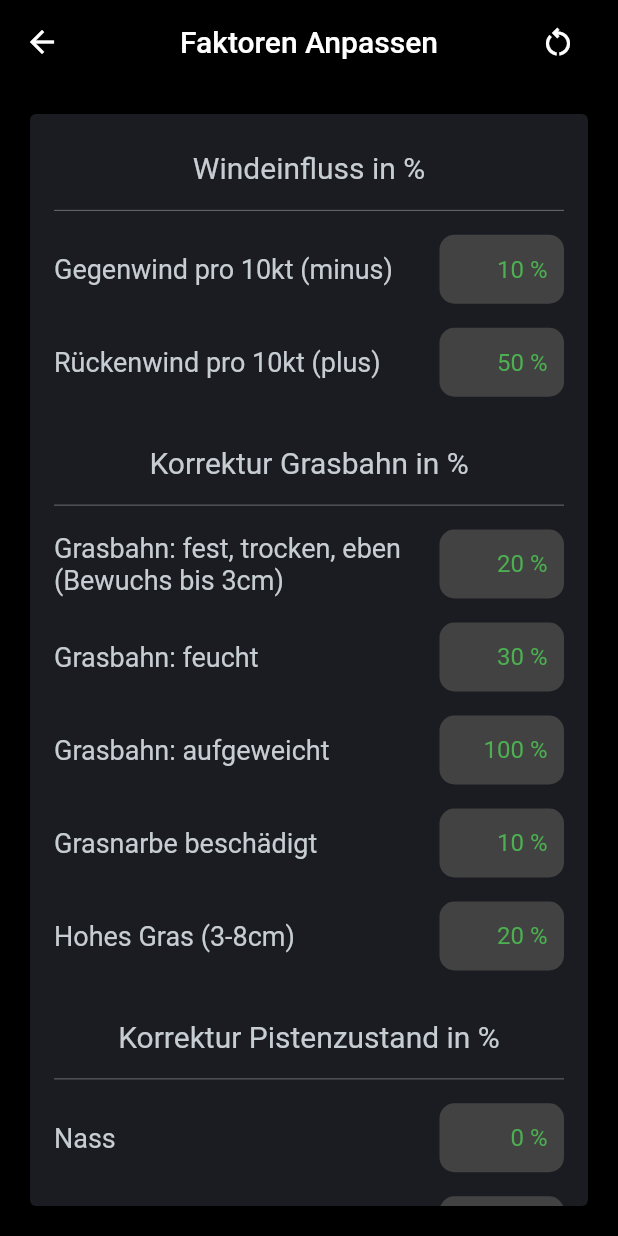
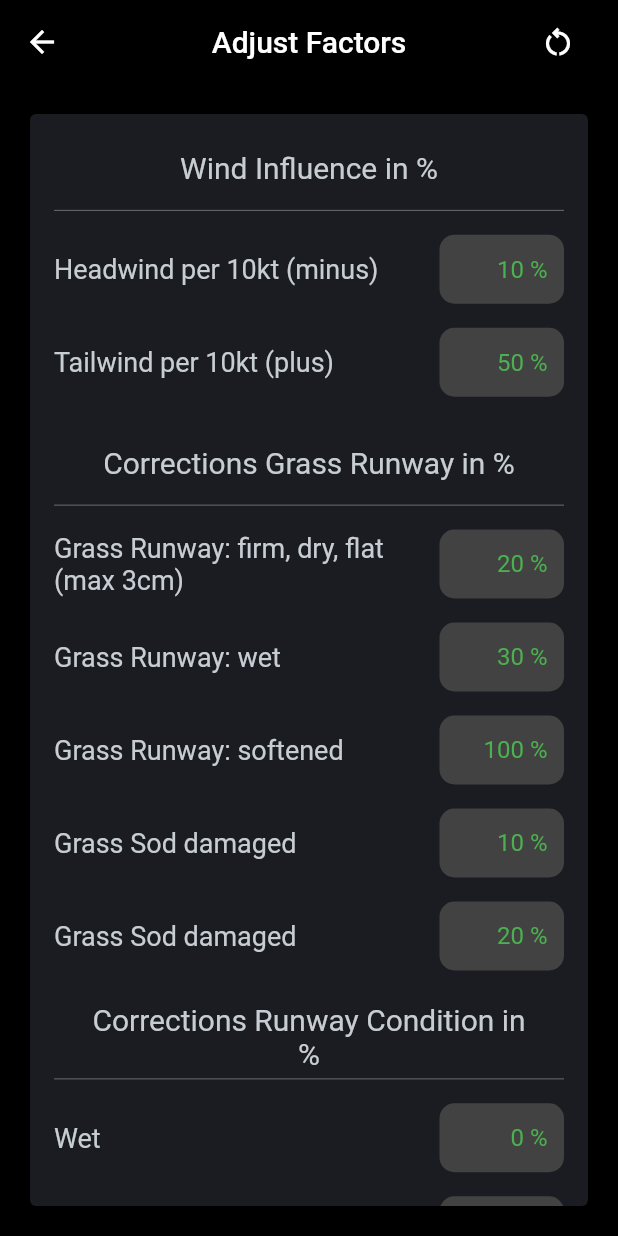
Before and after one commit to FrenchTacoDev/ultra_light_performance_tool, a Flutter app: the FactorAdjustPanel screen opened directly, on a phone screen of 412 x 824 dp. Run offline on Flutter 3.47's test engine with Material 2 defaults, Android fonts, the phone set to English and light mode, and no system bars; our stand-ins replace flutter_bloc, sqflite, sqflite_common_ffi; accounts and stored records are empty.

Commit message:
Localization
- Added localization for AirportManagePanel
- Added localization for Settings
- Added localization for FactorAdjustPanel

```diff
--- a/lib/src/aircraft/list/aircraft_select_panel.dart
+++ b/lib/src/aircraft/list/aircraft_select_panel.dart
@@ -30,7 +30,7 @@ class AircraftSelectPanel extends StatelessWidget {
             builder: (context, snapshot) {
 
               if(snapshot.hasError) return _ErrorScreen(error: snapshot.error!,);
-              if(snapshot.hasData == false) return _ErrorScreen(error: Localizer.of(context).acSelectError);
+              if(snapshot.hasData == false) return _ErrorScreen(error: Localizer.of(context).acSelectNotFound);
 
               return Column(
                 children: [
--- a/lib/src/airports/list/BLoC/airport_manage_bloc.dart
+++ b/lib/src/airports/list/BLoC/airport_manage_bloc.dart
@@ -2,6 +2,7 @@ import 'package:flutter/material.dart';
 import 'package:flutter_bloc/flutter_bloc.dart';
 import 'package:ultra_light_performance_tool/src/airports/add%20airport/add_airport_page.dart';
 import 'package:ultra_light_performance_tool/src/airports/airports.dart';
+import 'package:ultra_light_performance_tool/src/core/core.dart';
 import 'package:ultra_light_performance_tool/src/shared%20widgets/ulpt_confirmation.dart';
 
 class AirportManageState{
@@ -49,8 +50,8 @@ class AirportManageCubit extends Cubit<AirportManageState>{
 
     var res = await ULPTConfirmation.show(
       context: context,
-      title: const Text(
-          "Flugplatz wiklich löschen?",
+      title: Text(
+          Localizer.of(context).apManageDeleteConfirm,
           textAlign: TextAlign.center
       ),
     );
--- a/lib/src/airports/list/airport_manage_panel.dart
+++ b/lib/src/airports/list/airport_manage_panel.dart
@@ -20,14 +20,14 @@ class AirportManagePanel extends StatelessWidget {
           builder: (context, state) => Scaffold(
             appBar: AppBar(
               centerTitle: true,
-              title: const Text("Flugplätze Verwalten"),
+              title: Text(Localizer.of(context).menuAirports),
             ),
             body: FutureBuilder<List<Airport>>(
               future: appCubit.airportManager.getAirports(),
               builder: (context, snapshot) {
 
                 if(snapshot.hasError) return _ErrorScreen(error: snapshot.error!,);
-                if(snapshot.hasData == false) return const _ErrorScreen(error: "No Airports found!");
+                if(snapshot.hasData == false) return _ErrorScreen(error: Localizer.of(context).apManageNotFound);
 
                 return Column(
                   children: [
--- a/lib/src/core/settings/settings.dart
+++ b/lib/src/core/settings/settings.dart
@@ -67,14 +67,14 @@ class SettingsPanel extends StatelessWidget {
               return Scaffold(
                   appBar: AppBar(
                     centerTitle: true,
-                    title: const Text("Einstellungen"),
+                    title: Text(Localizer.of(context).menuSettings),
                   ),
                   body: SingleChildScrollView(
                     child: Column(
                       children: [
                         ListTile(
-                          title: const Text("Faktoren Anpassen"),
-                          subtitle: const Text("Passen Sie die Faktoren für die Performance-Berechnung an."),
+                          title: Text(Localizer.of(context).facAdjustTitle),
+                          subtitle: Text(Localizer.of(context).facAdjustSubTitle),
                           onTap: () => context.read<_SettingsPanelCubit>().setCorrections(context: context),
                         ),
                         //Divider(color: Colors.white.withOpacity(0.35), height: 0.5),
@@ -103,7 +103,8 @@ class _SettingsPanelState{
 }
 
 class _SettingsPanelCubit extends Cubit<_SettingsPanelState>{
-  _SettingsPanelCubit({required this.appCubit, Settings? settings}) : super(_SettingsPanelState.initial(settings: settings ?? Settings()));
+  _SettingsPanelCubit({required this.appCubit, Settings? settings}) :
+        super(_SettingsPanelState.initial(settings: settings ?? Settings()));
 
   ApplicationCubit appCubit;
 
--- a/lib/src/core/settings/widgets/factor_adjust.dart
+++ b/lib/src/core/settings/widgets/factor_adjust.dart
@@ -2,6 +2,7 @@ import 'dart:io';
 
 import 'package:flutter/material.dart';
 import 'package:flutter_bloc/flutter_bloc.dart';
+import 'package:ultra_light_performance_tool/src/core/core.dart';
 import 'package:ultra_light_performance_tool/src/performance%20calculation/calculations.dart';
 import 'factor_adjust_field.dart';
 
@@ -29,7 +30,7 @@ class FactorAdjustPanel extends StatelessWidget {
                     Padding(
                       padding: const EdgeInsets.symmetric(horizontal: 16),
                       child: Tooltip(
-                        message: "Zurücksetzen",
+                        message: Localizer.of(context).reset,
                         child: IconButton(
                             onPressed: () => context.read<FactorAdjustCubit>().reset(),
                             icon: const Icon(Icons.restart_alt_outlined),
@@ -37,7 +38,7 @@ class FactorAdjustPanel extends StatelessWidget {
                       ),
                     ),
                   ],
-                  title: const Text("Faktoren Anpassen"),
+                  title: Text(Localizer.of(context).facAdjustTitle),
                 ),
                 body: Padding(
                     padding: Platform.isIOS ? const EdgeInsets.fromLTRB(16, 16, 16, 24) :
@@ -50,92 +51,92 @@ class FactorAdjustPanel extends StatelessWidget {
                             padding: const EdgeInsets.symmetric(vertical: 8, horizontal: 16),
                             child: Column(
                               children: [
-                                const ListTile(
-                                  title: Text("Windeinfluss in %", textAlign: TextAlign.center),
+                                ListTile(
+                                  title: Text(Localizer.of(context).faWindTitle, textAlign: TextAlign.center),
                                   titleAlignment: ListTileTitleAlignment.center,
                                 ),
                                 Divider(color: Colors.white.withOpacity(0.35), height: 0.5),
                                 const SizedBox(height: 16),
                                 FactorAdjustField(
-                                  message: "Gegenwind pro 10kt (minus)",
+                                  message: Localizer.of(context).faHw,
                                   value: ((state.corrections.headWindFactor - 1) * 100).round(),
                                   onFactorSet: (value) => context.read<FactorAdjustCubit>().adjustHeadwindFactor(factor: value),
                                 ),
                                 const SizedBox(height: 16),
                                 FactorAdjustField(
-                                  message: "Rückenwind pro 10kt (plus)",
+                                  message: Localizer.of(context).faTw,
                                   value: ((state.corrections.tailWindFactor - 1) * 100).round(),
                                   onFactorSet: (value) => context.read<FactorAdjustCubit>().adjustTailwindFactor(factor: value),
                                 ),
                                 const SizedBox(height: 16),
-                                const ListTile(
-                                  title: Text("Korrektur Grasbahn in %", textAlign: TextAlign.center),
+                                ListTile(
+                                  title: Text(Localizer.of(context).faGrassTitle, textAlign: TextAlign.center),
                                   titleAlignment: ListTileTitleAlignment.center,
                                 ),
                                 Divider(color: Colors.white.withOpacity(0.35), height: 0.5),
                                 const SizedBox(height: 16),
                                 FactorAdjustField(
-                                  message: "Grasbahn: fest, trocken, eben (Bewuchs bis 3cm)",
+                                  message: Localizer.of(context).faGrassFirm,
                                   value: ((state.corrections.grassFactorFirm - 1) * 100).round(),
                                   onFactorSet: (value) => context.read<FactorAdjustCubit>().adjustGrassFirmFactor(factor: value),
                                 ),
                                 const SizedBox(height: 16),
                                 FactorAdjustField(
-                                  message: "Grasbahn: feucht",
+                                  message: Localizer.of(context).faGrassWet,
                                   value: ((state.corrections.grassFactorWet - 1) * 100).round(),
                                   onFactorSet: (value) => context.read<FactorAdjustCubit>().adjustGrassWetFactor(factor: value),
                                 ),
                                 const SizedBox(height: 16),
                                 FactorAdjustField(
-                                  message: "Grasbahn: aufgeweicht",
+                                  message: Localizer.of(context).faGrassSoftened,
                                   value: ((state.corrections.grassFactorSoftened - 1) * 100).round(),
                                   onFactorSet: (value) => context.read<FactorAdjustCubit>().adjustGrassSoftenedFactor(factor: value),
                                 ),
                                 const SizedBox(height: 16),
                                 FactorAdjustField(
-                                  message: "Grasnarbe beschädigt",
+                                  message: Localizer.of(context).faGrassSodDamaged,
                                   value: ((state.corrections.sodDamagedFactor - 1) * 100).round(),
                                   onFactorSet: (value) => context.read<FactorAdjustCubit>().adjustSodDamagedFactor(factor: value),
                                 ),
                                 const SizedBox(height: 16),
                                 FactorAdjustField(
-                                  message: "Hohes Gras (3-8cm)",
+                                  message: Localizer.of(context).faGrassSodDamaged,
                                   value: ((state.corrections.highGrassFactor - 1) * 100).round(),
                                   onFactorSet: (value) => context.read<FactorAdjustCubit>().adjustHighGrassFactor(factor: value),
                                 ),
                                 const SizedBox(height: 16),
-                                const ListTile(
-                                  title: Text("Korrektur Pistenzustand in %", textAlign: TextAlign.center),
+                                ListTile(
+                                  title: Text(Localizer.of(context).faConditionTitle, textAlign: TextAlign.center),
                                   titleAlignment: ListTileTitleAlignment.center,
                                 ),
                                 Divider(color: Colors.white.withOpacity(0.35), height: 0.5),
                                 const SizedBox(height: 16),
                                 FactorAdjustField(
-                                  message: "Nass",
+                                  message: Localizer.of(context).faConWet,
                                   value: ((state.corrections.conditionFactorWet - 1) * 100).round(),
                                   onFactorSet: (value) => context.read<FactorAdjustCubit>().adjustWetFactor(factor: value),
                                 ),
                                 const SizedBox(height: 16),
                                 FactorAdjustField(
-                                  message: "Stehendes Wasser",
+                                  message: Localizer.of(context).faConStandWater,
                                   value: ((state.corrections.conditionFactorStandingWater - 1) * 100).round(),
                                   onFactorSet: (value) => context.read<FactorAdjustCubit>().adjustStandingWaterFactor(factor: value),
                                 ),
                                 const SizedBox(height: 16),
                                 FactorAdjustField(
-                                  message: "Schneematsch (max 1cm)",
+                                  message: Localizer.of(context).faConSlush,
                                   value: ((state.corrections.conditionFactorSlush - 1) * 100).round(),
                                   onFactorSet: (value) => context.read<FactorAdjustCubit>().adjustSlushFactor(factor: value),
                                 ),
                                 const SizedBox(height: 16),
                                 FactorAdjustField(
-                                  message: "Normalfeuchter Schnee (max 5cm)",
+                                  message: Localizer.of(context).faConWetSnow,
                                   value: ((state.corrections.conditionFactorWetSnow - 1) * 100).round(),
                                   onFactorSet: (value) => context.read<FactorAdjustCubit>().adjustWetSnowFactor(factor: value),
                                 ),
                                 const SizedBox(height: 16),
                                 FactorAdjustField(
-                                  message: "Pulverschnee (max 8cm)",
+                                  message: Localizer.of(context).faConDrySnow,
                                   value: ((state.corrections.conditionFactorDrySnow - 1) * 100).round(),
                                   onFactorSet: (value) => context.read<FactorAdjustCubit>().adjustDrySnowFactor(factor: value),
                                   isLastInGroup: true,
--- a/lib/src/core/settings/widgets/factor_adjust_field.dart
+++ b/lib/src/core/settings/widgets/factor_adjust_field.dart
@@ -104,7 +104,7 @@ class _FactorAdjustFieldState extends State<FactorAdjustField> {
                 focusNode: focusNode,
                 tec: tec,
                 alignRight: true,
-                hintText: "Faktor in %",
+                hintText: "",
                 inputFormatter: PFInputFormatter(),
                 isOnlyNumbers: true,
                 isLastInFocusGroup: widget.isLastInGroup,
--- a/lib/src/localization/de/de.dart
+++ b/lib/src/localization/de/de.dart
@@ -12,6 +12,8 @@ class DE extends Dictionary{
   String get delete => "Löschen";
   @override
   String get save => "Speichern";
+  @override
+  String get reset => "Zurücksetzen";
   //endregion
   //region Menu
   @override
@@ -23,7 +25,7 @@ class DE extends Dictionary{
   @override
   String get acSelectTitle => "Luftfahrzeug Auswählen";
   @override
-  String get acSelectError => "Kein Luftfahrzeug gefunden!";
+  String get acSelectNotFound => "Kein Luftfahrzeug gefunden!";
   @override
   String acDeleteConfirm(String acName) => "$acName wirklich löschen?";
   //endregion
@@ -37,4 +39,49 @@ class DE extends Dictionary{
   @override
   String get addACTodHint => "Startstrecke auf trockener Bahn";
   //endregion
+  //region Settings
+  //Settings title is same as menuSettings
+  @override
+  String get facAdjustTitle => "Faktoren Anpassen";
+  @override
+  String get facAdjustSubTitle => "Passen Sie die Faktoren für die Performance-Berechnung an.";
+  //endregion
+  //region FacAdjust
+  @override
+  String get faWindTitle => "Windeinfluss in %";
+  @override
+  String get faHw => "Gegenwind pro 10kt (minus)";
+  @override
+  String get faTw => "Rückenwind pro 10kt (plus)";
+  @override
+  String get faGrassTitle => "Korrektur Grasbahn in %";
+  @override
+  String get faGrassFirm => "Grasbahn: fest, trocken, eben (Bewuchs bis 3cm)";
+  @override
+  String get faGrassWet => "Grasbahn: feucht";
+  @override
+  String get faGrassSoftened => "Grasbahn: aufgeweicht";
+  @override
+  String get faGrassSodDamaged => "Grasnarbe beschädigt";
+  @override
+  String get faGrassHigh => "Hohes Gras (3-8cm)";
+  @override
+  String get faConditionTitle => "Korrektur Pistenzustand in %";
+  @override
+  String get faConWet => "Nass";
+  @override
+  String get faConStandWater => "Stehendes Wasser";
+  @override
+  String get faConSlush => "Schneematsch (max 1cm)";
+  @override
+  String get faConWetSnow => "Normalfeuchter Schnee (max 5cm)";
+  @override
+  String get faConDrySnow => "Pulverschnee (max 8cm)";
+  //endregion
+  //region APManage
+  @override
+  String get apManageDeleteConfirm => "Flugplatz wiklich löschen?";
+  @override
+  String get apManageNotFound => "Keine Flugplätze gefunden!";
+  //endregion
 }
--- a/lib/src/localization/default/en.dart
+++ b/lib/src/localization/default/en.dart
@@ -6,15 +6,17 @@ abstract class Dictionary{
   String get edit;
   String get delete;
   String get save;
+  String get reset;
   //endregion
 
   //region Menu
   String get menuAirports;
   String get menuSettings;
+  //endregion
 
   //region AcSelect
   String get acSelectTitle;
-  String get acSelectError;
+  String get acSelectNotFound;
   String acDeleteConfirm(String acName);
   //endregion
 
@@ -23,6 +25,35 @@ abstract class Dictionary{
   String get addACTitleEdit;
   String get addACNameHint;
   String get addACTodHint;
+  //endregion
+
+  //region Settings
+  //Settings title is same as menuSettings
+  String get facAdjustTitle;
+  String get facAdjustSubTitle;
+  //endregion
+
+  //region FacAdjust
+  String get faWindTitle;
+  String get faHw;
+  String get faTw;
+  String get faGrassTitle;
+  String get faGrassFirm;
+  String get faGrassWet;
+  String get faGrassSoftened;
+  String get faGrassSodDamaged;
+  String get faGrassHigh;
+  String get faConditionTitle;
+  String get faConWet;
+  String get faConStandWater;
+  String get faConSlush;
+  String get faConWetSnow;
+  String get faConDrySnow;
+  //endregion
+
+  //region APManage
+  String get apManageDeleteConfirm;
+  String get apManageNotFound;
   //endregion
 }
 
@@ -38,6 +69,8 @@ class EN extends Dictionary{
   String get delete => "Delete";
   @override
   String get save => "Save";
+  @override
+  String get reset => "Reset";
   //endregion
 
   //region Menu
@@ -45,14 +78,14 @@ class EN extends Dictionary{
   String get menuAirports => "Manage Airports";
   @override
   String get menuSettings => "Settings";
-  @override
-  String acDeleteConfirm(String acName) => "Delete aircraft $acName?";
   //endregion
   //region AcSelect
   @override
   String get acSelectTitle => "Select Aircraft";
   @override
-  String get acSelectError => "No Aircraft found!";
+  String get acSelectNotFound => "No Aircraft found!";
+  @override
+  String acDeleteConfirm(String acName) => "Delete aircraft $acName?";
   //endregion
   //region AddAC
   @override
@@ -64,4 +97,49 @@ class EN extends Dictionary{
   @override
   String get addACTodHint => "Dry Runway Takeoff Distance";
   //endregion
+  //region Settings
+  //Settings title is same as menuSettings
+  @override
+  String get facAdjustTitle => "Adjust Factors";
+  @override
+  String get facAdjustSubTitle => "Adjust the factors used in the performance calculation";
+  //endregion
+  //region FacAdjust
+  @override
+  String get faWindTitle => "Wind Influence in %";
+  @override
+  String get faHw => "Headwind per 10kt (minus)";
+  @override
+  String get faTw => "Tailwind per 10kt (plus)";
+  @override
+  String get faGrassTitle => "Corrections Grass Runway in %";
+  @override
+  String get faGrassFirm => "Grass Runway: firm, dry, flat (max 3cm)";
+  @override
+  String get faGrassWet => "Grass Runway: wet";
+  @override
+  String get faGrassSoftened => "Grass Runway: softened";
+  @override
+  String get faGrassSodDamaged => "Grass Sod damaged";
+  @override
+  String get faGrassHigh => "High Gras (3-8cm)";
+  @override
+  String get faConditionTitle => "Corrections Runway Condition in %";
+  @override
+  String get faConWet => "Wet";
+  @override
+  String get faConStandWater => "Standing Water";
+  @override
+  String get faConSlush => "Slush (max 1cm)";
+  @override
+  String get faConWetSnow => "Wet Snow (max 5cm)";
+  @override
+  String get faConDrySnow => "Dry Snow (max 8cm)";
+  //endregion
+  //region APManage
+  @override
+  String get apManageDeleteConfirm => "Delete Airport?";
+  @override
+  String get apManageNotFound => "No Airports found!";
+  //endregion
 }
```
